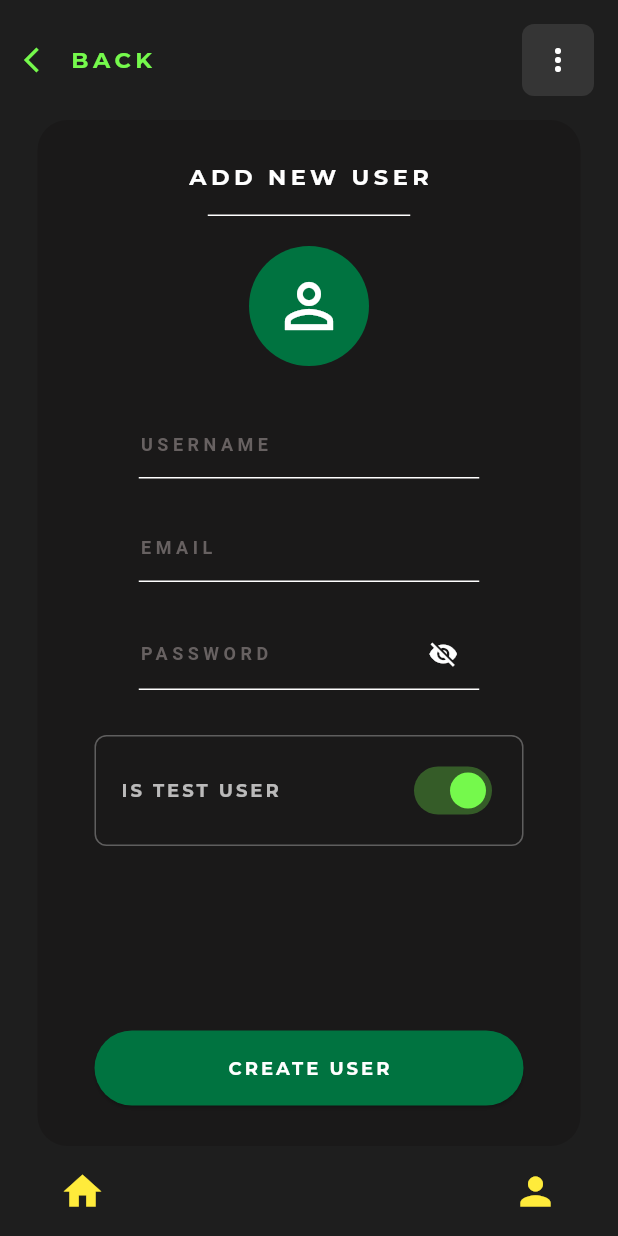
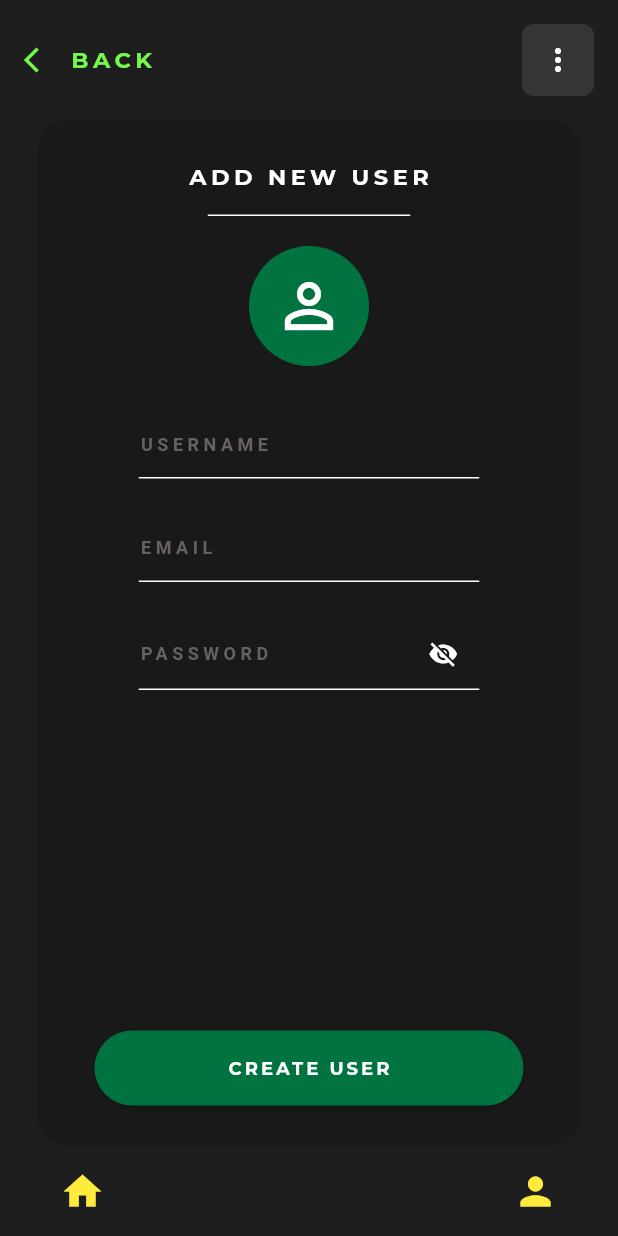
Before and after one commit to iot-lnu/iotlab-pilotcase-sportappeal, a Flutter app: the AddUserScreen widget shown alone on an empty page, opened directly, on a phone screen of 412 x 824 dp. Run offline on Flutter 3.47's test engine with Material 3 defaults, Android fonts, the phone set to English and light mode, and no system bars; our stand-ins replace google_fonts; accounts and stored records are empty; network calls fail; statements that could not run were skipped.

Commit message:
remove IS TEST USER toggle from add user screens

```diff
--- a/flutter_app/lib/screens/add_user_screen.dart
+++ b/flutter_app/lib/screens/add_user_screen.dart
@@ -16,7 +16,7 @@ class _AddUserScreenState extends State<AddUserScreen> {
   final _usernameController = TextEditingController();
   final _emailController = TextEditingController();
   final _passwordController = TextEditingController();
-  bool _isTestUser = true;
+
 
   @override
   void dispose() {
@@ -34,7 +34,7 @@ class _AddUserScreenState extends State<AddUserScreen> {
       final password = _passwordController.text;
 
       developer.log(
-        'Creating user: $username / $email / ${password.length} chars / isTest: $_isTestUser',
+        'Creating user: $username / $email / ${password.length} chars',
         name: 'AddUserScreen',
       );
 
@@ -101,41 +101,6 @@ class _AddUserScreenState extends State<AddUserScreen> {
 
             const SizedBox(height: 30),
 
-            // Test User Switch
-            Container(
-              padding: const EdgeInsets.symmetric(horizontal: 16, vertical: 12),
-              decoration: BoxDecoration(
-                border: Border.all(color: Colors.white.withValues(alpha: 0.3)),
-                borderRadius: BorderRadius.circular(8),
-              ),
-              child: Row(
-                mainAxisAlignment: MainAxisAlignment.spaceBetween,
-                children: [
-                  Text(
-                    'IS TEST USER',
-                    style: AppTextStyles.buttonText.copyWith(
-                      color: Colors.white.withValues(alpha: 0.7),
-                      fontSize: 12,
-                    ),
-                  ),
-                  Switch(
-                    value: _isTestUser,
-                    onChanged: (value) {
-                      setState(() {
-                        _isTestUser = value;
-                      });
-                    },
-                    activeColor: const Color(0xFF75F94C),
-                    activeTrackColor: const Color(
-                      0xFF75F94C,
-                    ).withValues(alpha: 0.3),
-                    inactiveThumbColor: Colors.white.withValues(alpha: 0.7),
-                    inactiveTrackColor: Colors.white.withValues(alpha: 0.2),
-                  ),
-                ],
-              ),
-            ),
-
             const Spacer(),
 
             // Create User button
```
Also changed, not shown: flutter_app/lib/screens/admin/add_user_screen.dart (+2 -39 lines).
